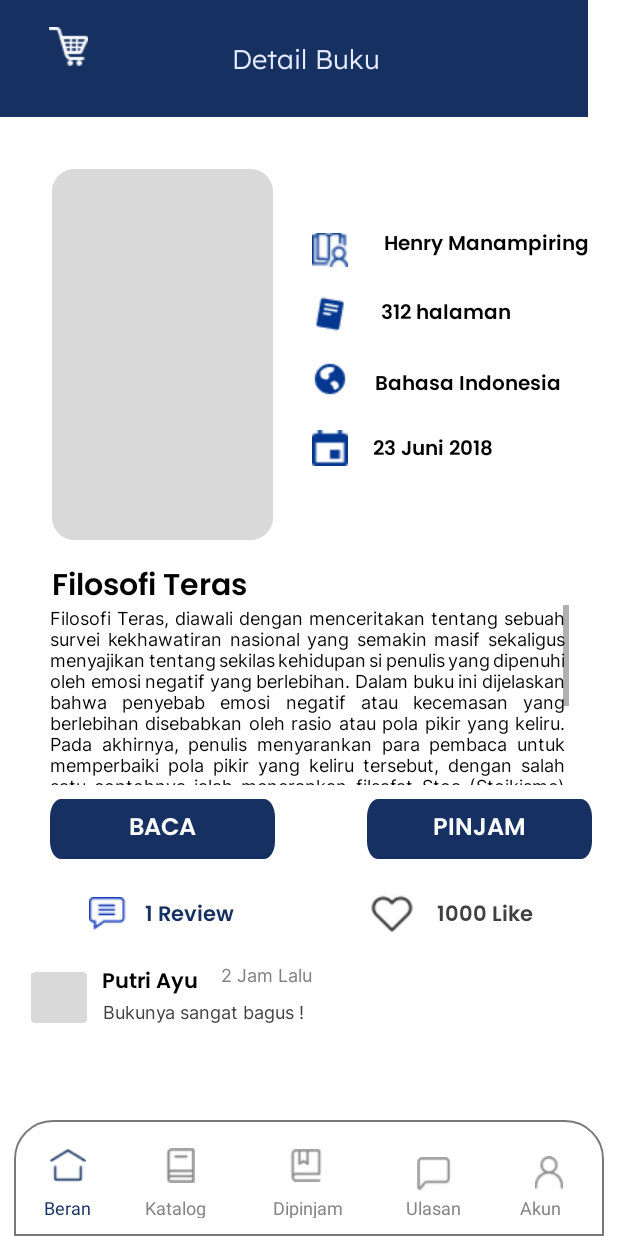
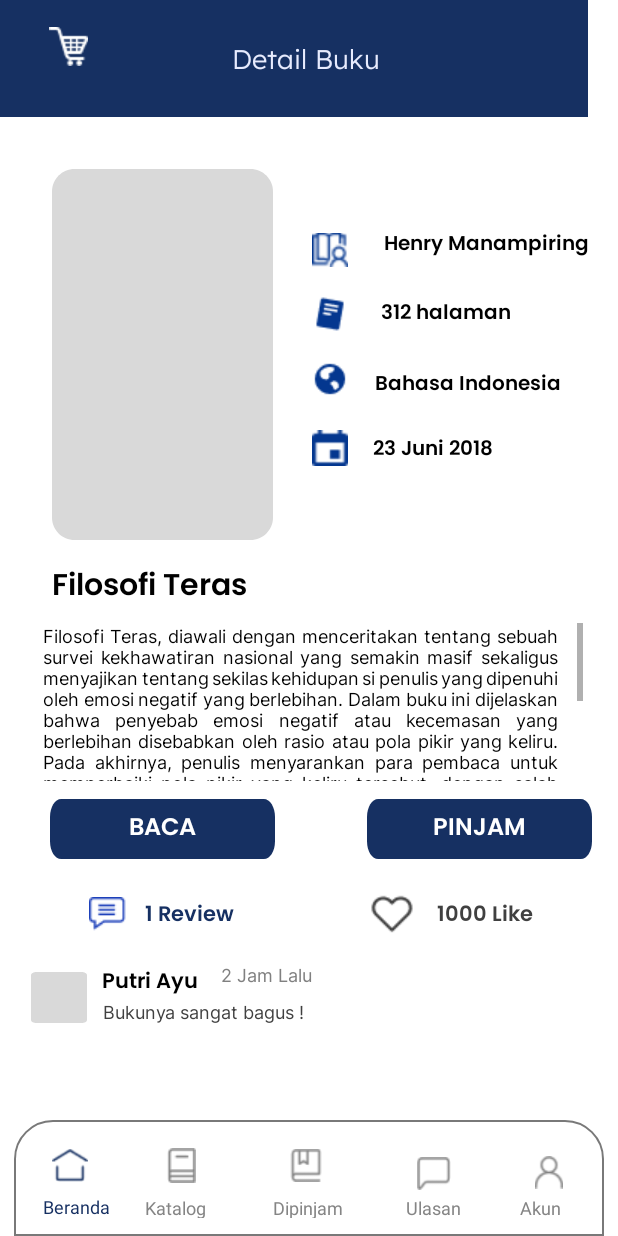
Before and after one commit to Zedra19/Online_Library, an Android app: the DetailBukuActivity screen opened directly, with no data from a screen before it, on a phone screen of 412 x 824 dp. Run offline under Robolectric (Android 15) with nearby library versions, the phone set to English and light mode, and no system bars; our stand-ins replace Firebase (no records; nobody signed in at launch, a user with empty details on screens opened directly).

Commit message:
Update penempatan sinopsis

```diff
--- a/app/src/main/res/layout/detailbuku.xml
+++ b/app/src/main/res/layout/detailbuku.xml
@@ -370,7 +370,7 @@
         android:layout_marginBottom="36dp"
         app:layout_constraintBottom_toBottomOf="@+id/taskbar"
         app:layout_constraintEnd_toEndOf="parent"
-        app:layout_constraintHorizontal_bias="0.086"
+        app:layout_constraintHorizontal_bias="0.089"
         app:layout_constraintStart_toStartOf="parent"
         app:srcCompat="@drawable/icon_home" />
 
@@ -423,8 +423,8 @@
 
     <TextView
         android:id="@+id/home_taskbar"
-        android:layout_width="36dp"
-        android:layout_height="15dp"
+        android:layout_width="45dp"
+        android:layout_height="16dp"
         android:layout_marginBottom="12dp"
         android:gravity="top"
         android:text="@string/home"
@@ -487,14 +487,16 @@
 
     <ScrollView
         android:id="@+id/scrollView2"
-        android:layout_width="346dp"
-        android:layout_height="120dp"
+        android:layout_width="360dp"
+        android:layout_height="105dp"
         android:layout_marginBottom="12dp"
         android:fillViewport="true"
         app:layout_constraintBottom_toTopOf="@+id/button_baca"
         app:layout_constraintEnd_toEndOf="parent"
+        app:layout_constraintHorizontal_bias="0.555"
         app:layout_constraintStart_toStartOf="parent"
-        app:layout_constraintTop_toBottomOf="@+id/judul">
+        app:layout_constraintTop_toBottomOf="@+id/judul"
+        app:layout_constraintVertical_bias="1.0">
 
         <TextView
             android:id="@+id/isi_summary"
```
